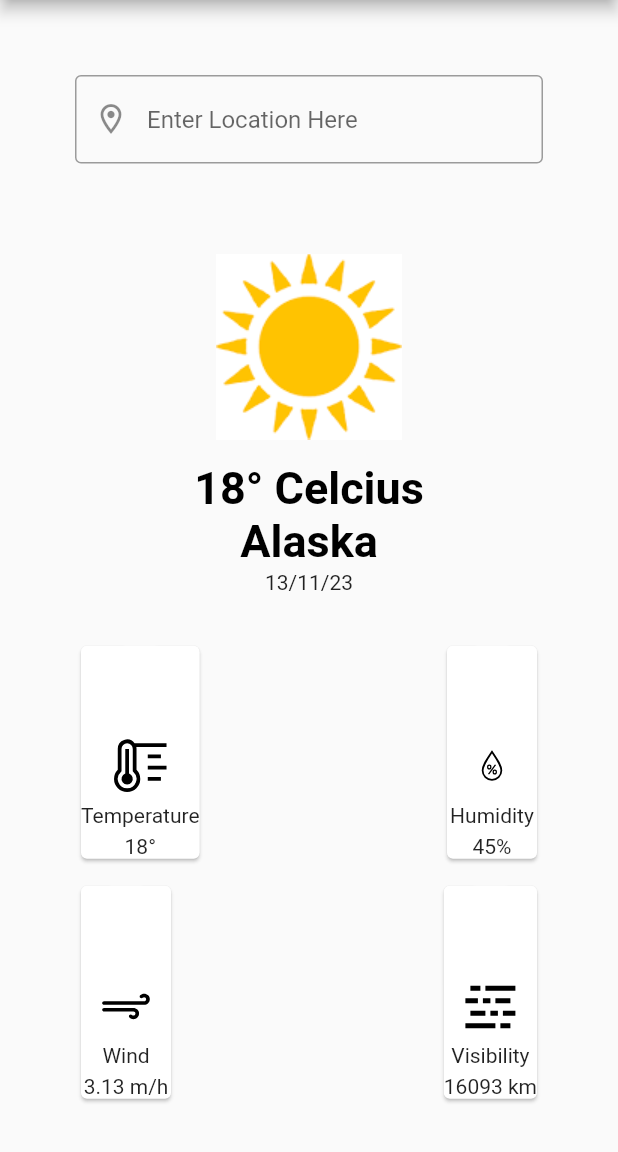
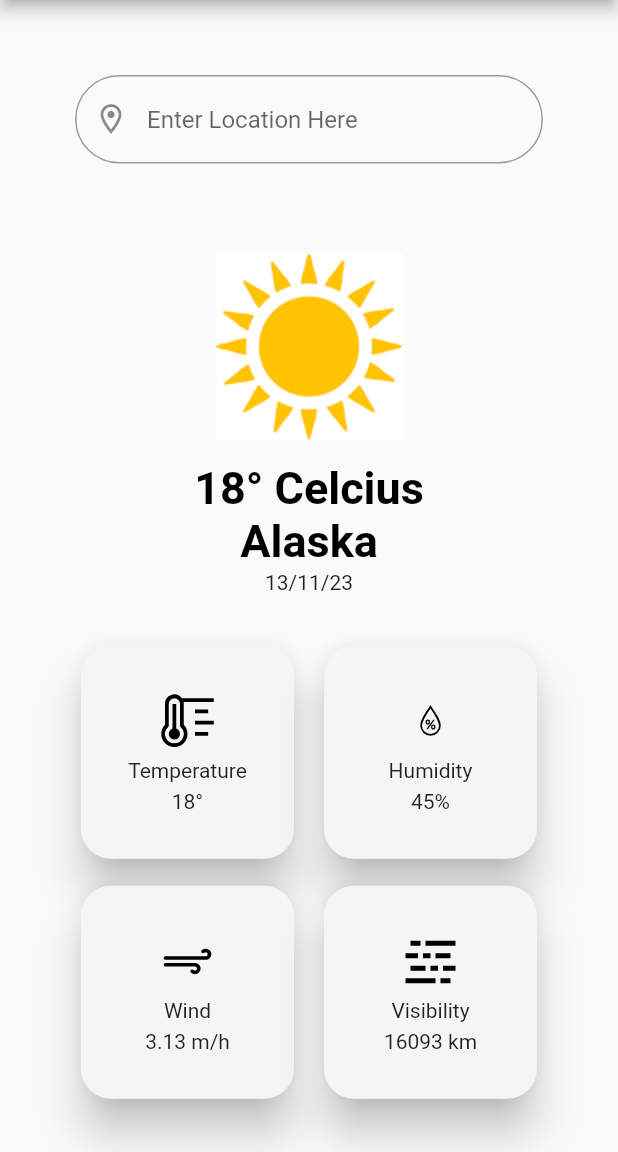
Before and after one commit to bankoleifeoluwa/simple_flutterWeather_UI, a Flutter app: the screen it shows after launch, on a phone screen of 412 x 824 dp, the part 84-1236 px from its top. Run offline on Flutter 3.47's test engine with Material 2 defaults, Android fonts, the phone set to English and light mode, and no system bars; our stand-ins replace flutter_svg.

Commit message:
built reuseable card widget

```diff
--- a/lib/mainPage.dart
+++ b/lib/mainPage.dart
@@ -35,9 +35,12 @@ class MainPage extends StatelessWidget {
             children: [
               TextFormField(
                 decoration: InputDecoration(
+                  fillColor: Colors.grey[100],
                   prefixIcon: Icon(Icons.location_on_outlined),
                   hintText: "Enter Location Here",
-                  border: OutlineInputBorder(),
+                  border: OutlineInputBorder(
+                    borderRadius: BorderRadius.all(Radius.circular(30)),
+                  ),
                 ),
               ),
               SizedBox(
--- a/lib/reuseable_card.dart
+++ b/lib/reuseable_card.dart
@@ -2,7 +2,7 @@ import 'package:flutter/material.dart';
 import 'package:flutter_svg/flutter_svg.dart';
 
 class ReuseableCard extends StatelessWidget {
-  double size = 60;
+  // double size = 60;
   final String text;
   final String image;
   final String temp;
@@ -15,15 +15,20 @@ class ReuseableCard extends StatelessWidget {
 
   @override
   Widget build(BuildContext context) {
-    return Card(
-      child: Expanded(
+    return SizedBox(
+      width: 150,
+      height: 150,
+      child: Card(
+        elevation: 12,
+        color: Colors.grey[100],
+        shape: RoundedRectangleBorder(borderRadius: BorderRadius.circular(20)),
         child: Column(
           mainAxisAlignment: MainAxisAlignment.center,
           crossAxisAlignment: CrossAxisAlignment.center,
           children: [
             Container(
-              width: size,
-              height: size,
+              // width: size,
+              // height: size,
               decoration: BoxDecoration(
                   color: Colors.white, borderRadius: BorderRadius.circular(20)),
             ),
```
